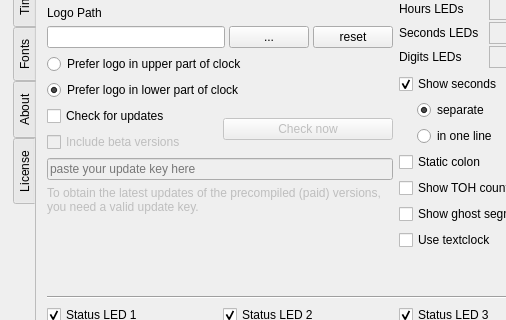
slyderc/nwlive_clock, file settings.ui: the form before one commit; both pictures show x 0 to 506 and y 284 to 604 of the 756 by 840 pixel window.
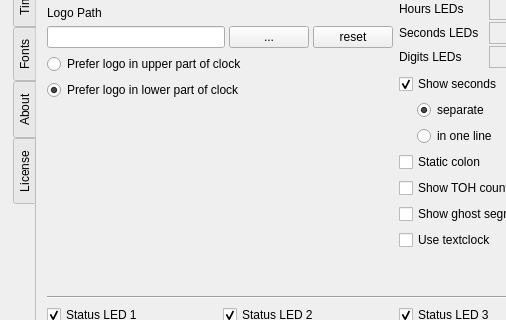
The form after the commit. Icons and pictures are not drawn.

Commit message:
refactor: remove update check defaults and UI elements
- Remove DEFAULT_UPDATE_* constants from defaults.py
- Remove update check UI elements from settings.ui

Diff of the .ui file:
```diff
--- a/settings.ui
+++ b/settings.ui
@@ -1008,67 +1008,6 @@
              </attribute>
             </widget>
            </item>
-           <item>
-            <layout class="QHBoxLayout" name="horizontalLayout_16">
-             <item>
-              <layout class="QVBoxLayout" name="verticalLayout_20">
-               <item>
-                <widget class="QCheckBox" name="checkBox_UpdateCheck">
-                 <property name="text">
-                  <string>Check for updates</string>
-                 </property>
-                 <property name="checked">
-                  <bool>false</bool>
-                 </property>
-                </widget>
-               </item>
-               <item>
-                <widget class="QCheckBox" name="checkBox_IncludeBetaVersions">
-                 <property name="enabled">
-                  <bool>false</bool>
-                 </property>
-                 <property name="text">
-                  <string>Include beta versions</string>
-                 </property>
-                </widget>
-               </item>
-              </layout>
-             </item>
-             <item>
-              <widget class="QPushButton" name="updateCheckNowButton">
-               <property name="enabled">
-                <bool>false</bool>
-               </property>
-               <property name="text">
-                <string>Check now</string>
-               </property>
-              </widget>
-             </item>
-            </layout>
-           </item>
-           <item>
-            <widget class="QLineEdit" name="updateKey">
-             <property name="enabled">
-              <bool>false</bool>
-             </property>
-             <property name="placeholderText">
-              <string>paste your update key here</string>
-             </property>
-            </widget>
-           </item>
-           <item>
-            <widget class="QLabel" name="label_28">
-             <property name="enabled">
-              <bool>false</bool>
-             </property>
-             <property name="text">
-              <string>To obtain the latest updates of the precompiled (paid) versions, you need a valid update key.</string>
-             </property>
-             <property name="wordWrap">
-              <bool>true</bool>
-             </property>
-            </widget>
-           </item>
            <item>
             <spacer name="verticalSpacer_4">
              <property name="orientation">
```
Left out of the diff: 68 changed lines with no effect on the pictures. The commit also changes 1 other file.
